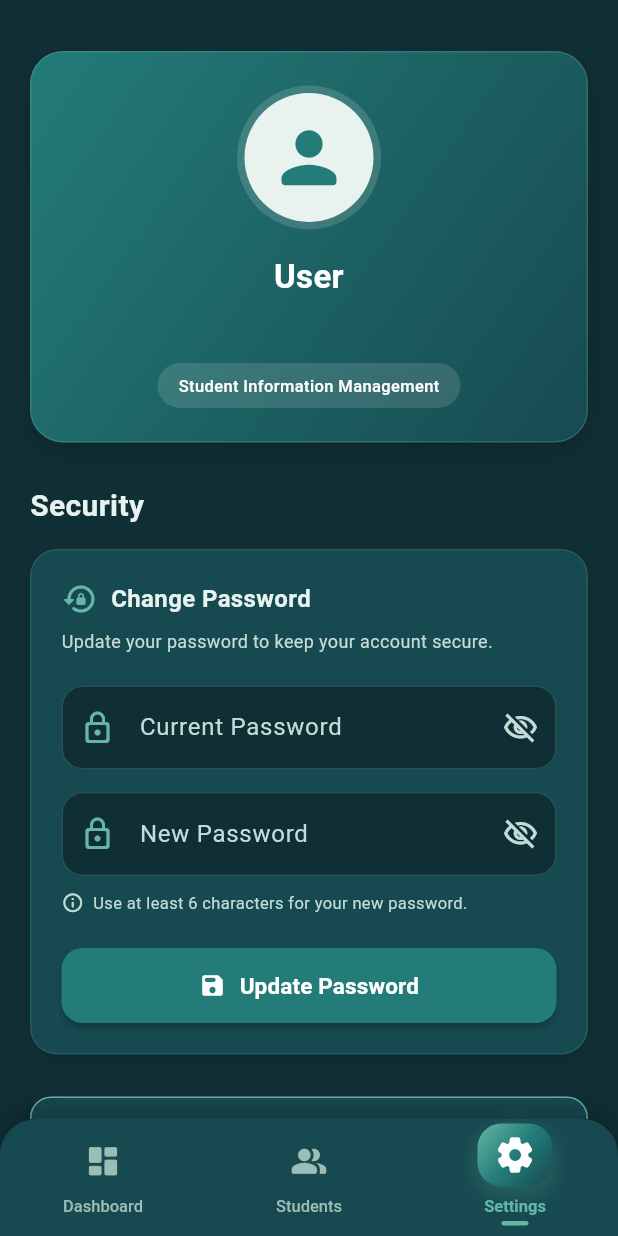
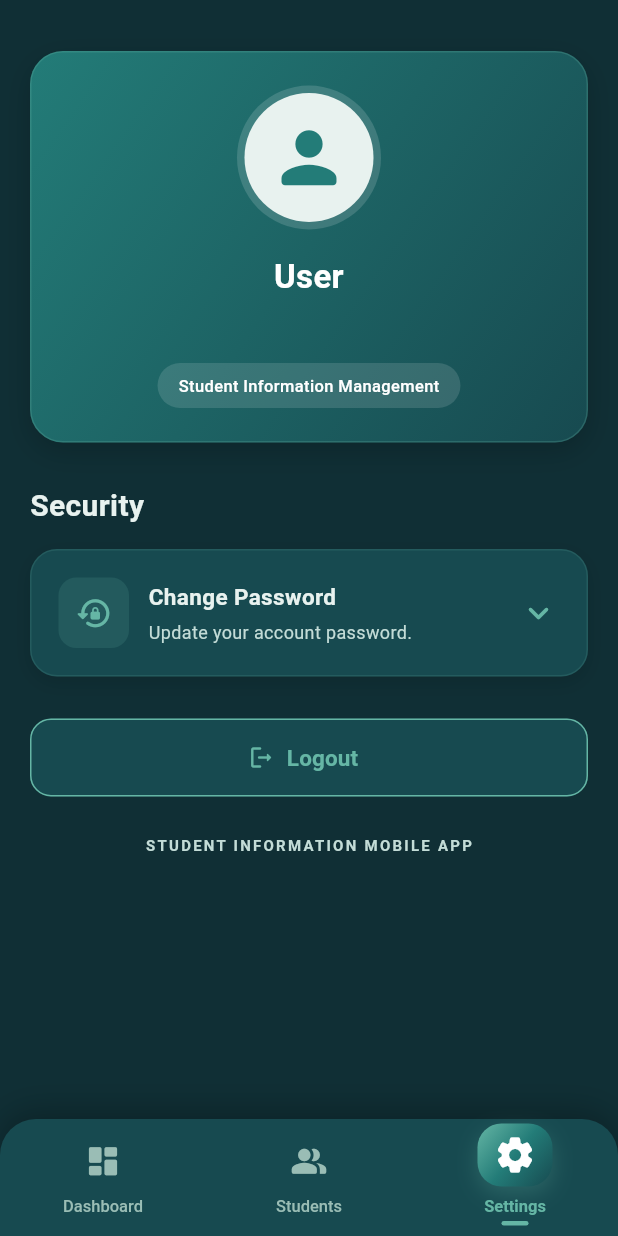
Before and after one commit to Zicnarfx/student-information, a Flutter app: the screen it shows once a user with an empty profile is signed in, item 3 of the bottom bar chosen, on a phone screen of 412 x 824 dp. Run offline on Flutter 3.47's test engine with Material 3 defaults, Android fonts, the phone set to English and light mode, and no system bars; our stand-ins replace cloud_firestore, firebase_auth, firebase_core; accounts and stored records are empty.

Commit message:
change password updated

```diff
--- a/lib/pages/account_settings_page.dart
+++ b/lib/pages/account_settings_page.dart
@@ -34,11 +34,26 @@ class _AccountSettingsPageState extends State<AccountSettingsPage> {
   bool _hideCurrentPassword = true;
   bool _hideNewPassword = true;
 
+  // SHOW/HIDE PASSWORD FORM
+  bool _showPasswordForm = false;
+
   @override
   void dispose() {
     _currentPassword.dispose();
     _newPassword.dispose();
     super.dispose();
+  }
+
+  // CLOSE AND CLEAR PASSWORD FORM
+  void _closePasswordForm() {
+    setState(() {
+      _showPasswordForm = false;
+      _currentPassword.clear();
+      _newPassword.clear();
+      _hideCurrentPassword = true;
+      _hideNewPassword = true;
+      _formKey.currentState?.reset();
+    });
   }
 
   // SUCCESS POPUP
@@ -155,6 +170,7 @@ class _AccountSettingsPageState extends State<AccountSettingsPage> {
       );
 
       await user.reauthenticateWithCredential(credential);
+
       await user.updatePassword(_newPassword.text.trim());
 
       _currentPassword.clear();
@@ -162,7 +178,12 @@ class _AccountSettingsPageState extends State<AccountSettingsPage> {
 
       if (!mounted) return;
 
-      setState(() => _loading = false);
+      setState(() {
+        _loading = false;
+        _showPasswordForm = false;
+        _hideCurrentPassword = true;
+        _hideNewPassword = true;
+      });
 
       await _showSuccessDialog();
     } on FirebaseAuthException catch (e) {
@@ -508,56 +529,10 @@ class _AccountSettingsPageState extends State<AccountSettingsPage> {
     );
   }
 
-  // BUILD PAGE
-  @override
-  Widget build(BuildContext context) {
-    final user = FirebaseAuth.instance.currentUser;
-
-    return Scaffold(
-      backgroundColor: backgroundColor,
-      body: SafeArea(
-        child: LayoutBuilder(
-          builder: (context, constraints) {
-            final isLandscape =
-                MediaQuery.of(context).orientation ==
-                    Orientation.landscape;
-
-            final horizontalPadding =
-                isLandscape ? 32.0 : 20.0;
-
-            return SingleChildScrollView(
-              padding: EdgeInsets.symmetric(
-                horizontal: horizontalPadding,
-                vertical: 20,
-              ),
-              child: Center(
-                child: ConstrainedBox(
-                  constraints: const BoxConstraints(
-                    maxWidth: 850,
-                  ),
-                  child: Column(
-                    crossAxisAlignment: CrossAxisAlignment.start,
-                    children: [
-                      const SizedBox(height: 14),
-
-                      // MY ACCOUNT
-                      if (user != null)
-                        _buildMyAccount(user)
-                      else
-                        const Text(
-                          'No account information available.',
-                          style: TextStyle(color: textColor),
-                        ),
-
-                      const SizedBox(height: 28),
-
-                      // SECURITY
-                      _sectionTitle('Security'),
-                      const SizedBox(height: 14),
-
-                      Container(
+  // CHANGE PASSWORD SECTION
+  Widget _buildChangePasswordSection() {
+    return Container(
       width: double.infinity,
-                        padding: const EdgeInsets.all(20),
       decoration: BoxDecoration(
         color: cardColor,
         borderRadius: BorderRadius.circular(18),
@@ -572,39 +547,96 @@ class _AccountSettingsPageState extends State<AccountSettingsPage> {
           ),
         ],
       ),
-                        child: Form(
-                          key: _formKey,
       child: Column(
-                            crossAxisAlignment:
-                                CrossAxisAlignment.start,
         children: [
-                              const Row(
+          // CLICKABLE CHANGE PASSWORD HEADER
+          InkWell(
+            borderRadius: BorderRadius.circular(18),
+            onTap: () {
+              setState(() {
+                if (_showPasswordForm) {
+                  if (!_loading) {
+                    _closePasswordForm();
+                  }
+                } else {
+                  _showPasswordForm = true;
+                }
+              });
+            },
+            child: Padding(
+              padding: const EdgeInsets.all(18),
+              child: Row(
                 children: [
-                                  Icon(
+                  Container(
+                    padding: const EdgeInsets.all(11),
+                    decoration: BoxDecoration(
+                      color: accentColor.withOpacity(0.15),
+                      borderRadius: BorderRadius.circular(12),
+                    ),
+                    child: const Icon(
                       Icons.lock_reset_rounded,
                       color: accentColor,
-                                    size: 24,
+                      size: 25,
                     ),
-                                  SizedBox(width: 9),
+                  ),
+
+                  const SizedBox(width: 13),
+
+                  const Expanded(
+                    child: Column(
+                      crossAxisAlignment: CrossAxisAlignment.start,
+                      children: [
                         Text(
                           'Change Password',
                           style: TextStyle(
-                                      fontSize: 16,
+                            color: textColor,
+                            fontSize: 15,
                             fontWeight: FontWeight.bold,
-                                      color: textColor,
+                          ),
+                        ),
+                        SizedBox(height: 5),
+                        Text(
+                          'Update your account password.',
+                          style: TextStyle(
+                            color: mutedColor,
+                            fontSize: 12,
                           ),
                         ),
                       ],
                     ),
+                  ),
 
-                              const SizedBox(height: 8),
+                  Icon(
+                    _showPasswordForm
+                        ? Icons.keyboard_arrow_up_rounded
+                        : Icons.keyboard_arrow_down_rounded,
+                    color: accentColor,
+                    size: 28,
+                  ),
+                ],
+              ),
+            ),
+          ),
 
+          // EXPANDABLE PASSWORD FORM
+          if (_showPasswordForm) ...[
+            Divider(
+              color: accentColor.withOpacity(0.20),
+              height: 1,
+            ),
+
+            Padding(
+              padding: const EdgeInsets.all(20),
+              child: Form(
+                key: _formKey,
+                child: Column(
+                  crossAxisAlignment: CrossAxisAlignment.start,
+                  children: [
                     const Text(
-                                'Update your password to keep your account secure.',
+                      'Enter your password details below.',
                       style: TextStyle(
+                        color: mutedColor,
                         fontSize: 12,
-                                  color: mutedColor,
-                                  height: 1.5,
                       ),
                     ),
 
@@ -613,8 +645,7 @@ class _AccountSettingsPageState extends State<AccountSettingsPage> {
                     _passwordField(
                       controller: _currentPassword,
                       label: 'Current Password',
-                                obscureText:
-                                    _hideCurrentPassword,
+                      obscureText: _hideCurrentPassword,
                       onVisibilityToggle: () {
                         setState(() {
                           _hideCurrentPassword =
@@ -665,9 +696,8 @@ class _AccountSettingsPageState extends State<AccountSettingsPage> {
                       width: double.infinity,
                       height: 50,
                       child: ElevatedButton(
-                                  onPressed: _loading
-                                      ? null
-                                      : _changePassword,
+                        onPressed:
+                            _loading ? null : _changePassword,
                         style: ElevatedButton.styleFrom(
                           backgroundColor: primaryColor,
                           foregroundColor: Colors.white,
@@ -681,8 +711,7 @@ class _AccountSettingsPageState extends State<AccountSettingsPage> {
                             ? const SizedBox(
                                 height: 22,
                                 width: 22,
-                                          child:
-                                              CircularProgressIndicator(
+                                child: CircularProgressIndicator(
                                   color: Colors.white,
                                   strokeWidth: 2.5,
                                 ),
@@ -697,8 +726,30 @@ class _AccountSettingsPageState extends State<AccountSettingsPage> {
                                     'Update Password',
                                     style: TextStyle(
                                       fontSize: 15,
-                                                fontWeight:
-                                                    FontWeight.bold,
+                                      fontWeight: FontWeight.bold,
+                                    ),
+                                  ),
+                                ],
+                              ),
+                      ),
+                    ),
+
+                    const SizedBox(height: 10),
+
+                    SizedBox(
+                      width: double.infinity,
+                      height: 45,
+                      child: TextButton(
+                        onPressed: _loading
+                            ? null
+                            : _closePasswordForm,
+                        child: const Text(
+                          'Cancel',
+                          style: TextStyle(
+                            color: mutedColor,
+                            fontWeight: FontWeight.bold,
+                          ),
+                        ),
                       ),
                     ),
                   ],
@@ -706,9 +757,63 @@ class _AccountSettingsPageState extends State<AccountSettingsPage> {
               ),
             ),
           ],
+        ],
       ),
+    );
+  }
+
+  // BUILD PAGE
+  @override
+  Widget build(BuildContext context) {
+    final user = FirebaseAuth.instance.currentUser;
+
+    return Scaffold(
+      backgroundColor: backgroundColor,
+      resizeToAvoidBottomInset: true,
+      body: SafeArea(
+        child: LayoutBuilder(
+          builder: (context, constraints) {
+            final isLandscape =
+                MediaQuery.of(context).orientation ==
+                    Orientation.landscape;
+
+            final horizontalPadding =
+                isLandscape ? 32.0 : 20.0;
+
+            return SingleChildScrollView(
+              keyboardDismissBehavior:
+                  ScrollViewKeyboardDismissBehavior.onDrag,
+              padding: EdgeInsets.symmetric(
+                horizontal: horizontalPadding,
+                vertical: 20,
               ),
+              child: Center(
+                child: ConstrainedBox(
+                  constraints: const BoxConstraints(
+                    maxWidth: 850,
                   ),
+                  child: Column(
+                    crossAxisAlignment:
+                        CrossAxisAlignment.start,
+                    children: [
+                      const SizedBox(height: 14),
+
+                      // MY ACCOUNT
+                      if (user != null)
+                        _buildMyAccount(user)
+                      else
+                        const Text(
+                          'No account information available.',
+                          style: TextStyle(color: textColor),
+                        ),
+
+                      const SizedBox(height: 28),
+
+                      // SECURITY
+                      _sectionTitle('Security'),
+                      const SizedBox(height: 14),
+
+                      _buildChangePasswordSection(),
 
                       const SizedBox(height: 28),
 
@@ -734,13 +839,14 @@ class _AccountSettingsPageState extends State<AccountSettingsPage> {
                               ? const SizedBox(
                                   height: 18,
                                   width: 18,
-                                  child:
-                                      CircularProgressIndicator(
+                                  child: CircularProgressIndicator(
                                     strokeWidth: 2,
                                     color: accentColor,
                                   ),
                                 )
-                              : const Icon(Icons.logout_rounded),
+                              : const Icon(
+                                  Icons.logout_rounded,
+                                ),
                           label: Text(
                             _loggingOut
                                 ? 'Logging out...'
```
Lines whose indentation alone changed are shown as unchanged.
